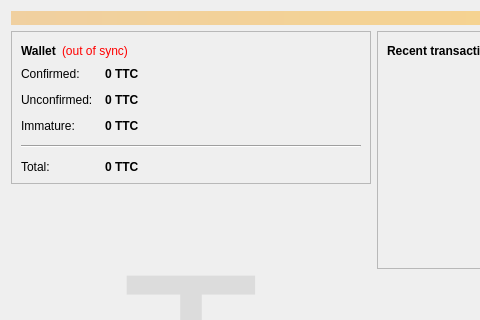
Before: the Qt Designer form src/qt/forms/overviewpage.ui in neiros/TDC, drawn with Qt 5; both pictures show x 0 to 480 and y 0 to 320 of the 748 by 529 pixel window.
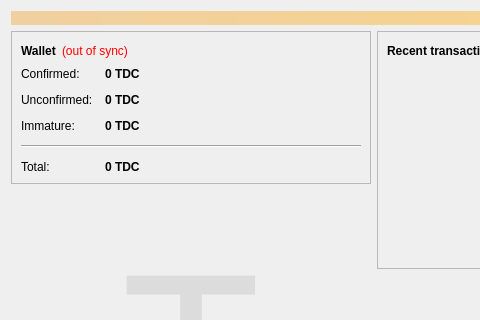
After: the same form once the commit is applied.

Patch:
```diff
--- a/src/qt/forms/overviewpage.ui
+++ b/src/qt/forms/overviewpage.ui
@@ -122,7 +122,7 @@
                <string>Your current spendable balance</string>
               </property>
               <property name="text">
-               <string notr="true">0 TTC</string>
+               <string notr="true">0 TDC</string>
               </property>
               <property name="textInteractionFlags">
                <set>Qt::LinksAccessibleByMouse|Qt::TextSelectableByKeyboard|Qt::TextSelectableByMouse</set>
@@ -151,7 +151,7 @@
                <string>Total of transactions that have yet to be confirmed, and do not yet count toward the spendable balance</string>
               </property>
               <property name="text">
-               <string notr="true">0 TTC</string>
+               <string notr="true">0 TDC</string>
               </property>
               <property name="textInteractionFlags">
                <set>Qt::LinksAccessibleByMouse|Qt::TextSelectableByKeyboard|Qt::TextSelectableByMouse</set>
@@ -177,7 +177,7 @@
                <string>Mined balance that has not yet matured</string>
               </property>
               <property name="text">
-               <string notr="true">0 TTC</string>
+               <string notr="true">0 TDC</string>
               </property>
               <property name="textInteractionFlags">
                <set>Qt::LinksAccessibleByMouse|Qt::TextSelectableByKeyboard|Qt::TextSelectableByMouse</set>
@@ -206,7 +206,7 @@
                <string>Your current total balance</string>
               </property>
               <property name="text">
-               <string notr="true">0 TTC</string>
+               <string notr="true">0 TDC</string>
               </property>
               <property name="textInteractionFlags">
                <set>Qt::LinksAccessibleByMouse|Qt::TextSelectableByKeyboard|Qt::TextSelectableByMouse</set>
```
Left out of the diff: 4 changed lines with no effect on the pictures.
